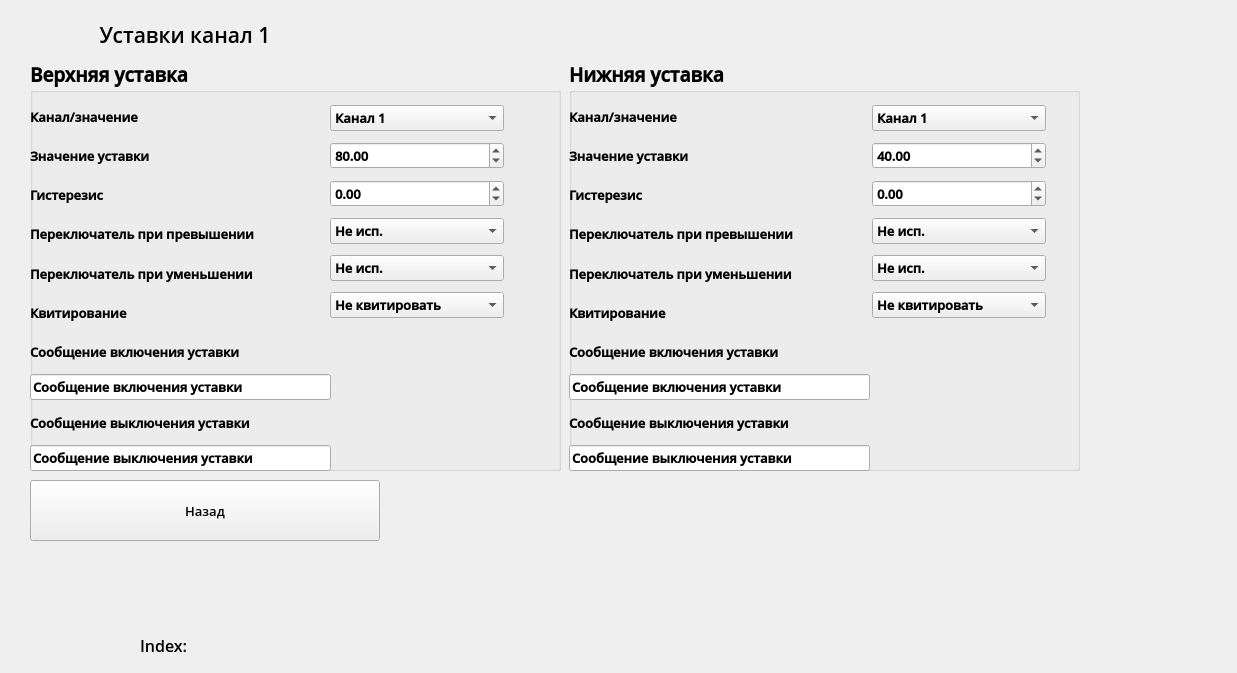
The window that stackedoptions.ui (tomyqg/topaz-m) describes before a commit, drawn with Qt 5.
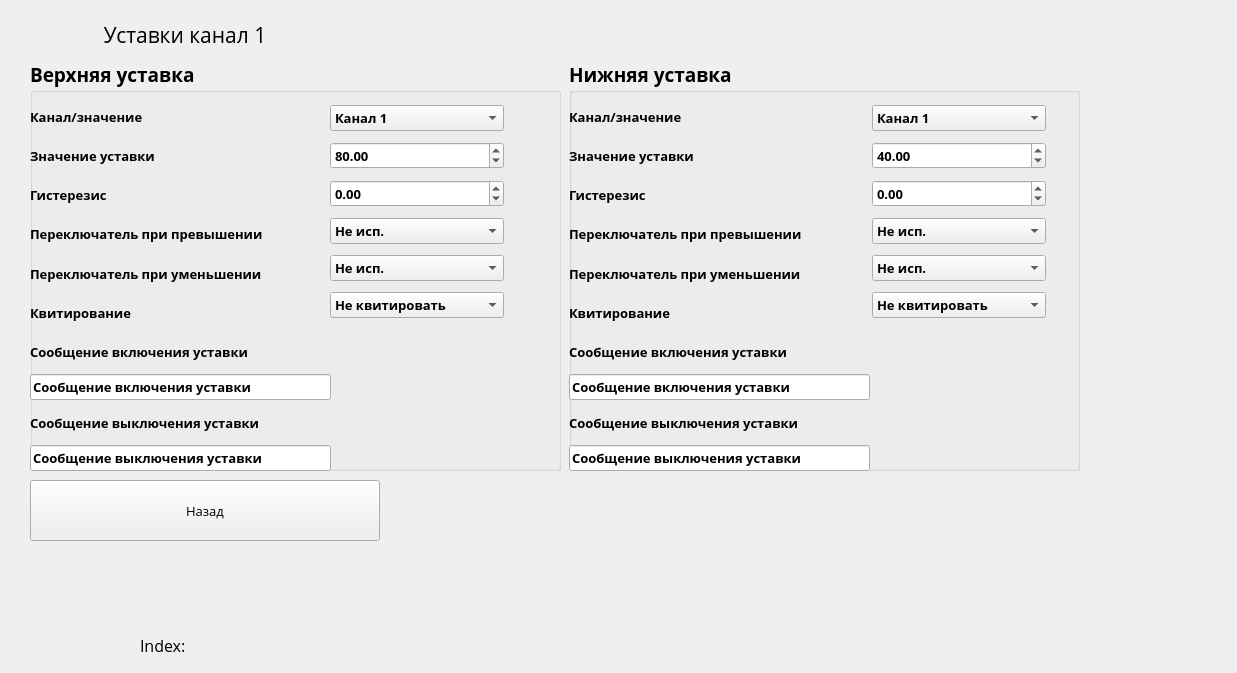
The same window after the commit. The open tabs and pages were chosen to show the change. Custom widgets are drawn as their Qt base class.

Commit message: поменял все шрифты на Open Sans

Diff of the .ui file:
```diff
--- a/stackedoptions.ui
+++ b/stackedoptions.ui
@@ -5450,7 +5450,7 @@
      </property>
      <property name="font">
       <font>
-       <family>Open Sans Semibold</family>
+       <family>Open Sans</family>
        <pointsize>16</pointsize>
       </font>
      </property>
@@ -5472,7 +5472,7 @@
      </property>
      <property name="font">
       <font>
-       <family>Open Sans Semibold</family>
+       <family>Open Sans</family>
        <pointsize>14</pointsize>
        <weight>75</weight>
        <bold>true</bold>
@@ -5495,7 +5495,7 @@
         <widget class="QLabel" name="label_100">
          <property name="font">
           <font>
-           <family>Open Sans Semibold</family>
+           <family>Open Sans</family>
            <pointsize>10</pointsize>
            <weight>75</weight>
            <bold>true</bold>
@@ -5510,7 +5510,7 @@
         <widget class="QLabel" name="label_91">
          <property name="font">
           <font>
-           <family>Open Sans Semibold</family>
+           <family>Open Sans</family>
            <pointsize>10</pointsize>
            <weight>75</weight>
            <bold>true</bold>
@@ -5525,7 +5525,7 @@
         <widget class="QLabel" name="label_101">
          <property name="font">
           <font>
-           <family>Open Sans Semibold</family>
+           <family>Open Sans</family>
            <pointsize>10</pointsize>
            <weight>75</weight>
            <bold>true</bold>
@@ -5540,7 +5540,7 @@
         <widget class="QLabel" name="label_90">
          <property name="font">
           <font>
-           <family>Open Sans Semibold</family>
+           <family>Open Sans</family>
            <pointsize>10</pointsize>
            <weight>75</weight>
            <bold>true</bold>
@@ -5555,7 +5555,7 @@
         <widget class="QLabel" name="label_88">
          <property name="font">
           <font>
-           <family>Open Sans Semibold</family>
+           <family>Open Sans</family>
            <pointsize>10</pointsize>
            <weight>75</weight>
            <bold>true</bold>
@@ -5570,7 +5570,7 @@
         <widget class="QLabel" name="label_106">
          <property name="font">
           <font>
-           <family>Open Sans Semibold</family>
+           <family>Open Sans</family>
            <pointsize>10</pointsize>
            <weight>75</weight>
            <bold>true</bold>
@@ -5585,7 +5585,7 @@
         <widget class="QLabel" name="label_89">
          <property name="font">
           <font>
-           <family>Open Sans Semibold</family>
+           <family>Open Sans</family>
            <pointsize>10</pointsize>
            <weight>75</weight>
            <bold>true</bold>
@@ -5600,7 +5600,7 @@
         <widget class="QLineEdit" name="State2HighMessageChannel_1">
          <property name="font">
           <font>
-           <family>Open Sans Semibold</family>
+           <family>Open Sans</family>
            <pointsize>10</pointsize>
            <weight>75</weight>
            <bold>true</bold>
@@ -5615,7 +5615,7 @@
         <widget class="QLabel" name="label_92">
          <property name="font">
           <font>
-           <family>Open Sans Semibold</family>
+           <family>Open Sans</family>
            <pointsize>10</pointsize>
            <weight>75</weight>
            <bold>true</bold>
@@ -5630,7 +5630,7 @@
         <widget class="QLineEdit" name="State2LowMessageChannel_1">
          <property name="font">
           <font>
-           <family>Open Sans Semibold</family>
+           <family>Open Sans</family>
            <pointsize>10</pointsize>
            <weight>75</weight>
            <bold>true</bold>
@@ -5671,7 +5671,7 @@
         <widget class="QDoubleSpinBox" name="State2ValueChannel_1">
          <property name="font">
           <font>
-           <family>Open Sans Semibold</family>
+           <family>Open Sans</family>
            <pointsize>10</pointsize>
            <weight>75</weight>
            <bold>true</bold>
@@ -5692,7 +5692,7 @@
         <widget class="QDoubleSpinBox" name="State2HisteresisChannel_1">
          <property name="font">
           <font>
-           <family>Open Sans Semibold</family>
+           <family>Open Sans</family>
            <pointsize>10</pointsize>
            <weight>75</weight>
            <bold>true</bold>
@@ -5716,7 +5716,7 @@
          </property>
          <property name="font">
           <font>
-           <family>Open Sans Semibold</family>
+           <family>Open Sans</family>
            <pointsize>10</pointsize>
            <weight>75</weight>
            <bold>true</bold>
@@ -5776,7 +5776,7 @@
          </property>
          <property name="font">
           <font>
-           <family>Open Sans Semibold</family>
+           <family>Open Sans</family>
            <pointsize>10</pointsize>
            <weight>75</weight>
            <bold>true</bold>
@@ -5836,7 +5836,7 @@
          </property>
          <property name="font">
           <font>
-           <family>Open Sans Semibold</family>
+           <family>Open Sans</family>
            <pointsize>10</pointsize>
            <weight>75</weight>
            <bold>true</bold>
@@ -5868,7 +5868,7 @@
      </property>
      <property name="font">
       <font>
-       <family>Open Sans Semibold</family>
+       <family>Open Sans</family>
        <pointsize>14</pointsize>
        <weight>75</weight>
        <bold>true</bold>
@@ -5891,7 +5891,7 @@
         <widget class="QLabel" name="label_99">
          <property name="font">
           <font>
-           <family>Open Sans Semibold</family>
+           <family>Open Sans</family>
            <pointsize>10</pointsize>
            <weight>75</weight>
            <bold>true</bold>
@@ -5906,7 +5906,7 @@
         <widget class="QLabel" name="label_96">
          <property name="font">
           <font>
-           <family>Open Sans Semibold</family>
+           <family>Open Sans</family>
            <pointsize>10</pointsize>
            <weight>75</weight>
            <bold>true</bold>
@@ -5921,7 +5921,7 @@
         <widget class="QLabel" name="label_98">
          <property name="font">
           <font>
-           <family>Open Sans Semibold</family>
+           <family>Open Sans</family>
            <pointsize>10</pointsize>
            <weight>75</weight>
            <bold>true</bold>
@@ -5936,7 +5936,7 @@
         <widget class="QLabel" name="label_95">
          <property name="font">
           <font>
-           <family>Open Sans Semibold</family>
+           <family>Open Sans</family>
            <pointsize>10</pointsize>
            <weight>75</weight>
            <bold>true</bold>
@@ -5951,7 +5951,7 @@
         <widget class="QLabel" name="label_93">
          <property name="font">
           <font>
-           <family>Open Sans Semibold</family>
+           <family>Open Sans</family>
            <pointsize>10</pointsize>
            <weight>75</weight>
            <bold>true</bold>
@@ -5966,7 +5966,7 @@
         <widget class="QLabel" name="label_94">
          <property name="font">
           <font>
-           <family>Open Sans Semibold</family>
+           <family>Open Sans</family>
            <pointsize>10</pointsize>
            <weight>75</weight>
            <bold>true</bold>
@@ -5981,7 +5981,7 @@
         <widget class="QLabel" name="label_105">
          <property name="font">
           <font>
-           <family>Open Sans Semibold</family>
+           <family>Open Sans</family>
            <pointsize>10</pointsize>
            <weight>75</weight>
            <bold>true</bold>
@@ -5996,7 +5996,7 @@
         <widget class="QLineEdit" name="State1HighMessageChannel_1">
          <property name="font">
           <font>
-           <family>Open Sans Semibold</family>
+           <family>Open Sans</family>
            <pointsize>10</pointsize>
            <weight>75</weight>
            <bold>true</bold>
@@ -6011,7 +6011,7 @@
         <widget class="QLabel" name="label_97">
          <property name="font">
           <font>
-           <family>Open Sans Semibold</family>
+           <family>Open Sans</family>
            <pointsize>10</pointsize>
            <weight>75</weight>
            <bold>true</bold>
@@ -6026,7 +6026,7 @@
         <widget class="QLineEdit" name="State1LowMessageChannel_1">
          <property name="font">
           <font>
-           <family>Open Sans Semibold</family>
+           <family>Open Sans</family>
            <pointsize>10</pointsize>
            <weight>75</weight>
            <bold>true</bold>
@@ -6067,7 +6067,7 @@
         <widget class="QDoubleSpinBox" name="State1ValueChannel_1">
          <property name="font">
           <font>
-           <family>Open Sans Semibold</family>
+           <family>Open Sans</family>
            <pointsize>10</pointsize>
            <weight>75</weight>
            <bold>true</bold>
@@ -6088,7 +6088,7 @@
         <widget class="QDoubleSpinBox" name="State1HisteresisChannel_1">
          <property name="font">
           <font>
-           <family>Open Sans Semibold</family>
+           <family>Open Sans</family>
            <pointsize>10</pointsize>
            <weight>75</weight>
            <bold>true</bold>
@@ -6112,7 +6112,7 @@
          </property>
          <property name="font">
           <font>
-           <family>Open Sans Semibold</family>
+           <family>Open Sans</family>
            <pointsize>10</pointsize>
            <weight>75</weight>
            <bold>true</bold>
@@ -6172,7 +6172,7 @@
          </property>
          <property name="font">
           <font>
-           <family>Open Sans Semibold</family>
+           <family>Open Sans</family>
            <pointsize>10</pointsize>
            <weight>75</weight>
            <bold>true</bold>
@@ -6232,7 +6232,7 @@
          </property>
          <property name="font">
           <font>
-           <family>Open Sans Semibold</family>
+           <family>Open Sans</family>
            <pointsize>10</pointsize>
            <weight>75</weight>
            <bold>true</bold>
@@ -6264,7 +6264,7 @@
      </property>
      <property name="font">
       <font>
-       <family>Open Sans Semibold</family>
+       <family>Open Sans</family>
        <pointsize>10</pointsize>
       </font>
      </property>
@@ -10298,7 +10298,7 @@
    </property>
    <property name="font">
     <font>
-     <family>Open Sans Semibold</family>
+     <family>Open Sans</family>
      <pointsize>12</pointsize>
     </font>
    </property>
```
Left out of the diff: 806 changed lines with no effect on the pictures. The commit also changes 4 other files.
